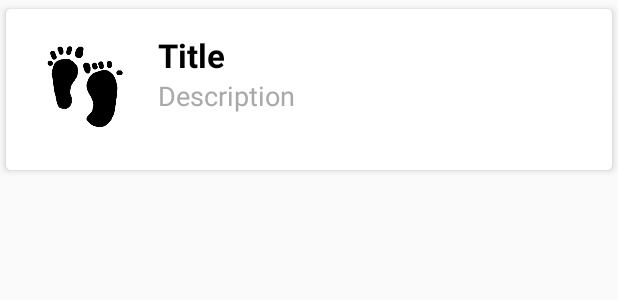
After one commit to Teamdashah/team, an Android app: the layout row.xml on its own in the app's theme, with its tools: preview values and no code run, on a phone screen of 412 x 824 dp. The commit adds this screen. Shown: the top 300 px of the screen. Run offline under Robolectric (Android 15) with nearby library versions, the phone set to English and light mode, and no system bars.

Commit message:
recyclerview

```diff
--- a/app/build.gradle
+++ b/app/build.gradle
@@ -47,6 +47,9 @@ dependencies {
     implementation 'androidx.navigation:navigation-fragment-ktx:2.3.0'
     implementation 'androidx.navigation:navigation-ui-ktx:2.3.0'
     implementation 'com.google.android.gms:play-services-base:17.6.0'
+
+
+
     testImplementation 'junit:junit:4.+'
     androidTestImplementation 'androidx.test.ext:junit:1.1.3'
     androidTestImplementation 'androidx.test.espresso:espresso-core:3.4.0'
@@ -57,5 +60,9 @@ dependencies {
     implementation 'com.google.android.gms:play-services-auth:19.2.0'
     implementation 'com.firebaseui:firebase-ui-auth:4.3.2'
 
+    //cardview&recyclerview
+    implementation("androidx.cardview:cardview:1.0.0")
+    implementation("androidx.recyclerview:recyclerview-selection:1.1.0")
+
 }
 apply plugin: 'com.google.gms.google-services'
--- a/app/src/main/res/layout/activity_hotel_list.xml
+++ b/app/src/main/res/layout/activity_hotel_list.xml
@@ -119,4 +119,5 @@
         app:layout_constraintStart_toStartOf="parent"
         app:layout_constraintTop_toTopOf="parent"
         app:layout_constraintVertical_bias="0.878" />
+
 </androidx.constraintlayout.widget.ConstraintLayout>
--- a/app/src/main/res/layout/activity_restaurant_list.xml
+++ b/app/src/main/res/layout/activity_restaurant_list.xml
@@ -1,9 +1,16 @@
 <?xml version="1.0" encoding="utf-8"?>
-<androidx.constraintlayout.widget.ConstraintLayout xmlns:android="http://schemas.android.com/apk/res/android"
+<LinearLayout xmlns:android="http://schemas.android.com/apk/res/android"
     xmlns:app="http://schemas.android.com/apk/res-auto"
     xmlns:tools="http://schemas.android.com/tools"
     android:layout_width="match_parent"
     android:layout_height="match_parent"
     tools:context=".restaurant_list">
 
-</androidx.constraintlayout.widget.ConstraintLayout>
+    <androidx.recyclerview.widget.RecyclerView
+        android:layout_width="match_parent"
+        android:layout_height="wrap_content"
+        android:id="@+id/rv01"
+        />
+
+
+</LinearLayout>
--- /dev/null
+++ b/app/src/main/res/layout/row.xml
@@ -0,0 +1,52 @@
+<?xml version="1.0" encoding="utf-8"?>
+<androidx.cardview.widget.CardView xmlns:android="http://schemas.android.com/apk/res/android"
+    android:layout_width="match_parent"
+    android:layout_height="wrap_content"
+    xmlns:app="http://schemas.android.com/apk/res-auto"
+    app:cardCornerRadius="3dp"
+    app:cardElevation="3dp"
+    app:cardUseCompatPadding="true"
+    >
+
+    <RelativeLayout
+        android:layout_width="match_parent"
+        android:layout_height="wrap_content"
+        android:padding="16dp"
+        >
+        <ImageView
+            android:layout_width="75dp"
+            android:layout_height="75dp"
+            android:id="@+id/image01"
+            android:src="@drawable/main_foot"
+            />
+        <TextView
+            android:layout_width="wrap_content"
+            android:layout_height="wrap_content"
+            android:id="@+id/title01"
+            android:text="Title"
+            android:textSize="22sp"
+            android:textStyle="bold"
+            android:textColor="@color/black"
+            android:layout_toRightOf="@+id/image01"
+            android:layout_toEndOf="@+id/image01"
+            android:layout_marginLeft="10dp"
+            android:layout_marginStart="10dp"
+            />
+
+        <TextView
+            android:layout_width="wrap_content"
+            android:layout_height="wrap_content"
+            android:id="@+id/description01"
+            android:text="Description"
+            android:textSize="18sp"
+            android:textColor="@color/lightGrayColor"
+            android:layout_toRightOf="@+id/image01"
+            android:layout_toEndOf="@+id/image01"
+            android:layout_marginLeft="10dp"
+            android:layout_marginStart="10dp"
+            android:layout_below="@+id/title01"
+
+            />
+    </RelativeLayout>
+
+</androidx.cardview.widget.CardView>
--- a/app/src/main/res/values/colors.xml
+++ b/app/src/main/res/values/colors.xml
@@ -7,4 +7,5 @@
     <color name="teal_700">#9ea7aa</color>
     <color name="black">#FF000000</color>
     <color name="white">#FFFFFFFF</color>
+    <color name="lightGrayColor">#a9a9a9</color>
 </resources>
```
